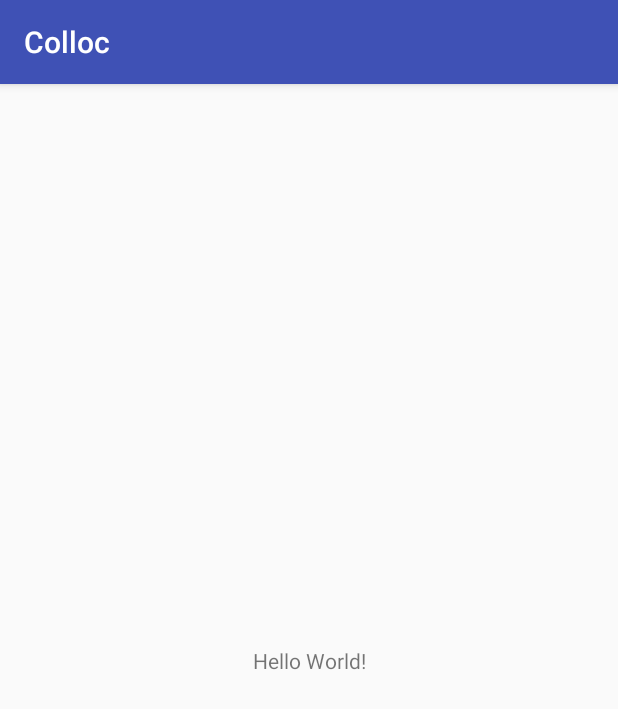
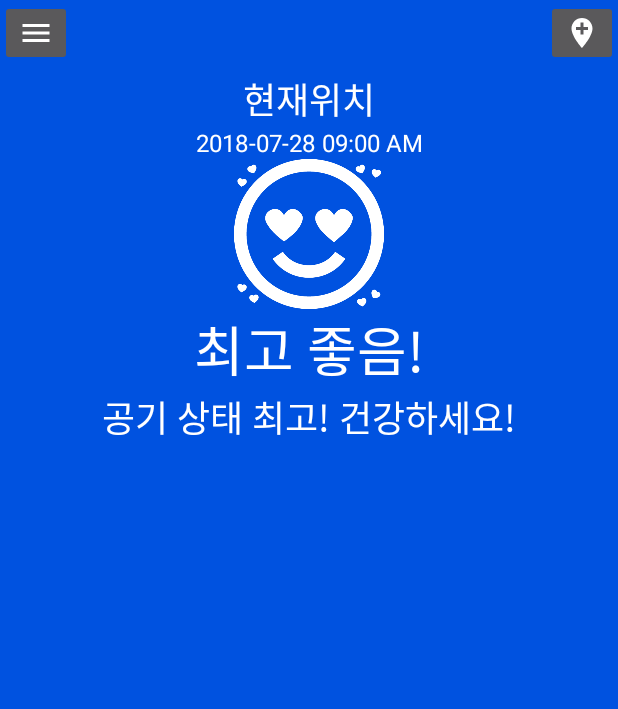
Before and after one commit to rxstudyteam/colloc, an Android app: the screen it shows after launch (MainActivity before the commit, MainPageActivity after it), on a phone screen of 412 x 824 dp. Shown: the top 709 px of the screen. Run offline under Robolectric (Android 15) with nearby library versions, the phone set to English and light mode, and no system bars; our stand-ins replace RxJava.

Commit message:
MVVM + RxJava  기본 UI 작업

```diff
--- a/app/build.gradle
+++ b/app/build.gradle
@@ -34,7 +34,7 @@ repositories {
 
 dependencies {
     implementation fileTree(dir: 'libs', include: ['*.jar'])
-    implementation"org.jetbrains.kotlin:kotlin-stdlib-jdk7:$kotlin_version"
+    implementation "org.jetbrains.kotlin:kotlin-stdlib-jdk7:$kotlin_version"
     implementation 'com.android.support:appcompat-v7:27.1.1'
     implementation 'com.android.support:support-media-compat:27.1.1'
     implementation 'com.android.support:support-v4:27.1.1'
@@ -50,6 +50,7 @@ dependencies {
     implementation 'com.squareup.okhttp3:logging-interceptor:3.10.0'
 
     //https://junit.org/junit5/docs/current/user-guide/#overview
+    implementation 'com.android.support:design:27.1.1'
     testImplementation 'org.junit.jupiter:junit-jupiter-api:5.2.0'
     testRuntimeOnly 'org.junit.jupiter:junit-jupiter-engine:5.2.0'
     testRuntimeOnly 'org.junit.jupiter:junit-platform-runner:1.2.0'
--- a/app/src/main/AndroidManifest.xml
+++ b/app/src/main/AndroidManifest.xml
@@ -5,7 +5,7 @@
 
     <uses-permission android:name="android.permission.INTERNET" />
     <uses-permission android:name="android.permission.ACCESS_FINE_LOCATION" />
-    <uses-permission android:name="android.permission.ACCESS_NETWORK_STATE"/>
+    <uses-permission android:name="android.permission.ACCESS_NETWORK_STATE" />
 
     <application
         android:allowBackup="true"
@@ -16,20 +16,24 @@
         android:theme="@style/AppTheme"
         tools:ignore="GoogleAppIndexingWarning">
         <activity android:name=".MainActivity">
+
+        </activity>
+        <activity android:name=".test.ImageWrapperTestActivity"></activity>
+
+        <service android:name=".firebase.CollocFirebaseMessagingService">
+            <intent-filter>
+                <action android:name="com.google.firebase.MESSAGING_EVENT" />
+            </intent-filter>
+        </service>
+
+        <activity android:name=".mainpage.MainPageActivity"
+            android:theme="@style/NoActionBar">
             <intent-filter>
                 <action android:name="android.intent.action.MAIN" />
+
                 <category android:name="android.intent.category.LAUNCHER" />
             </intent-filter>
         </activity>
-
-        <activity android:name=".test.ImageWrapperTestActivity">
-        </activity>
-        <service
-            android:name=".firebase.CollocFirebaseMessagingService">
-            <intent-filter>
-                <action android:name="com.google.firebase.MESSAGING_EVENT"/>
-            </intent-filter>
-        </service>
     </application>
 
 </manifest>
--- /dev/null
+++ b/app/src/main/java/com/karrel/colloc/mainpage/DataModel.kt
@@ -0,0 +1,14 @@
+package com.karrel.colloc.mainpage
+
+import com.karrel.colloc.model.airdata.AirData
+import io.reactivex.Observable
+
+class DataModel : IDataModel {
+
+    override fun getMiseDataFromApiServer(location: String): Observable<AirData> {
+        // TODO Network 작업
+        // Dummy Data
+        return Observable.just(AirData())
+    }
+
+}
--- /dev/null
+++ b/app/src/main/java/com/karrel/colloc/mainpage/IDataModel.kt
@@ -0,0 +1,8 @@
+package com.karrel.colloc.mainpage
+
+import com.karrel.colloc.model.airdata.AirData
+import io.reactivex.Observable
+
+interface IDataModel {
+    fun getMiseDataFromApiServer(location: String) : Observable<AirData>
+}
--- /dev/null
+++ b/app/src/main/java/com/karrel/colloc/mainpage/MainPageActivity.kt
@@ -0,0 +1,44 @@
+package com.karrel.colloc.mainpage
+
+import android.os.Bundle
+import com.karrel.colloc.R
+import com.karrel.colloc.base.BaseActivity
+import com.karrel.colloc.model.airdata.AirData
+import io.reactivex.android.schedulers.AndroidSchedulers
+import io.reactivex.schedulers.Schedulers
+import kotlinx.android.synthetic.main.activity_main_page.*
+
+class MainPageActivity : BaseActivity() {
+
+    override val requestPermissionList: List<String> = listOf("android.permission.ACCESS_FINE_LOCATION")
+    override val layoutResID: Int = R.layout.activity_main_page
+
+    override fun onCreate(savedInstanceState: Bundle?) {
+        super.onCreate(savedInstanceState)
+        setContentView(R.layout.activity_main_page)
+    }
+
+    override val initView: () -> Unit = {
+        // currentGpsToLocation
+        val location = "청담동"
+
+        // load data from api server or database
+        disposables.add(viewModel.getData(location)
+                .subscribeOn(Schedulers.io())
+                .observeOn(AndroidSchedulers.mainThread())
+                .subscribe(this::updateView))
+    }
+
+    private val viewModel by lazy { MainViewModel(DataModel()) }
+
+    private fun updateView(data: AirData) {
+        // TODO update view
+        // 업데이트된 데이터를 찾고 데이터 수치에 따라 다른 화면이 나오도록
+        tvCurrentLocation.text = "현재위치"
+        tvCurrentTime.text = "2018-07-28 09:00 AM"
+        tvCurrentState.text = "최고 좋음!"
+        tvCurrentStateSub.text = "공기 상태 최고! 건강하세요!"
+    }
+
+
+}
--- /dev/null
+++ b/app/src/main/java/com/karrel/colloc/mainpage/MainViewModel.kt
@@ -0,0 +1,12 @@
+package com.karrel.colloc.mainpage
+
+import com.karrel.colloc.model.airdata.AirData
+import io.reactivex.Observable
+
+class MainViewModel(dataModel: IDataModel) {
+    private val myDataModel = dataModel
+
+    fun getData(location: String) : Observable<AirData> {
+        return myDataModel.getMiseDataFromApiServer(location)
+    }
+}
--- /dev/null
+++ b/app/src/main/res/drawable/ic_add_location_white_24dp.xml
@@ -0,0 +1,5 @@
+<vector android:height="24dp" android:tint="#FFFFFF"
+    android:viewportHeight="24.0" android:viewportWidth="24.0"
+    android:width="24dp" xmlns:android="http://schemas.android.com/apk/res/android">
+    <path android:fillColor="#FF000000" android:pathData="M12,2C8.14,2 5,5.14 5,9c0,5.25 7,13 7,13s7,-7.75 7,-13c0,-3.86 -3.14,-7 -7,-7zM16,10h-3v3h-2v-3L8,10L8,8h3L11,5h2v3h3v2z"/>
+</vector>
--- /dev/null
+++ b/app/src/main/res/drawable/ic_menu_white_24dp.xml
@@ -0,0 +1,5 @@
+<vector android:height="24dp" android:tint="#FFFFFF"
+    android:viewportHeight="24.0" android:viewportWidth="24.0"
+    android:width="24dp" xmlns:android="http://schemas.android.com/apk/res/android">
+    <path android:fillColor="#FF000000" android:pathData="M3,18h18v-2L3,16v2zM3,13h18v-2L3,11v2zM3,6v2h18L21,6L3,6z"/>
+</vector>
--- /dev/null
+++ b/app/src/main/res/layout/activity_main_page.xml
@@ -0,0 +1,102 @@
+<?xml version="1.0" encoding="utf-8"?>
+<android.support.constraint.ConstraintLayout xmlns:android="http://schemas.android.com/apk/res/android"
+    xmlns:app="http://schemas.android.com/apk/res-auto"
+    xmlns:tools="http://schemas.android.com/tools"
+    android:layout_width="match_parent"
+    android:layout_height="match_parent"
+    android:background="#0052E0"
+    >
+
+    <ImageButton
+        android:id="@+id/ibMenu"
+        android:layout_width="wrap_content"
+        android:layout_height="wrap_content"
+        android:src="@drawable/ic_menu_white_24dp"
+        />
+
+    <ImageButton
+        android:id="@+id/ibAddLocation"
+        android:layout_width="wrap_content"
+        android:layout_height="wrap_content"
+        android:src="@drawable/ic_add_location_white_24dp"
+        app:layout_constraintRight_toRightOf="parent"
+        />
+
+    <android.support.constraint.Guideline
+        android:id="@+id/topMenuHorizontalGuide"
+        android:layout_width="wrap_content"
+        android:layout_height="wrap_content"
+        android:orientation="horizontal"
+        app:layout_constraintGuide_begin="48dp"
+        />
+
+    <TextView
+        android:id="@+id/tvCurrentLocation"
+        android:layout_width="wrap_content"
+        android:layout_height="wrap_content"
+        app:layout_constraintTop_toBottomOf="@+id/topMenuHorizontalGuide"
+        app:layout_constraintLeft_toLeftOf="parent"
+        app:layout_constraintRight_toRightOf="parent"
+        android:textSize="24sp"
+        android:textColor="@android:color/white"
+        />
+
+    <TextView
+        android:id="@+id/tvCurrentTime"
+        android:layout_width="wrap_content"
+        android:layout_height="wrap_content"
+        app:layout_constraintTop_toBottomOf="@+id/tvCurrentLocation"
+        app:layout_constraintLeft_toLeftOf="parent"
+        app:layout_constraintRight_toRightOf="parent"
+        android:textSize="16sp"
+        android:textColor="@android:color/white"
+        />
+
+    <ImageView
+        android:id="@+id/ivCurrentImage"
+        android:layout_width="100dp"
+        android:layout_height="100dp"
+        app:layout_constraintTop_toBottomOf="@+id/tvCurrentTime"
+        app:layout_constraintLeft_toLeftOf="parent"
+        app:layout_constraintRight_toRightOf="parent"
+        android:src="@drawable/emotion_eight_level_big_1"
+        />
+
+    <TextView
+        android:id="@+id/tvCurrentState"
+        android:layout_width="wrap_content"
+        android:layout_height="wrap_content"
+        app:layout_constraintTop_toBottomOf="@+id/ivCurrentImage"
+        app:layout_constraintLeft_toLeftOf="parent"
+        app:layout_constraintRight_toRightOf="parent"
+        android:textSize="36sp"
+        android:textColor="@android:color/white"
+        />
+
+    <TextView
+        android:id="@+id/tvCurrentStateSub"
+        android:layout_width="wrap_content"
+        android:layout_height="wrap_content"
+        app:layout_constraintTop_toBottomOf="@+id/tvCurrentState"
+        app:layout_constraintLeft_toLeftOf="parent"
+        app:layout_constraintRight_toRightOf="parent"
+        android:textSize="24sp"
+        android:textColor="@android:color/white"
+        />
+
+    <TextView
+        android:id="@+id/tvShare"
+        android:layout_width="wrap_content"
+        android:layout_height="wrap_content" />
+
+    <TextView
+        android:id="@+id/tvShowForecast"
+        android:layout_width="wrap_content"
+        android:layout_height="wrap_content" />
+
+    <android.support.v7.widget.RecyclerView
+        android:id="@+id/rvMiseCategory"
+        android:layout_width="wrap_content"
+        android:layout_height="wrap_content" />
+
+</android.support.constraint.ConstraintLayout>
--- a/app/src/main/res/values/styles.xml
+++ b/app/src/main/res/values/styles.xml
@@ -8,4 +8,10 @@
         <item name="colorAccent">@color/colorAccent</item>
     </style>
 
+    <style name="NoActionBar" parent="Theme.AppCompat.NoActionBar">
+        <item name="colorPrimary">@color/colorPrimary</item>
+        <item name="colorPrimaryDark">@color/colorPrimaryDark</item>
+        <item name="colorAccent">@color/colorAccent</item>
+    </style>
+
 </resources>
```
Also changed, not shown: app/src/main/res/drawable/emotion_eight_level_big_1.png (added).
